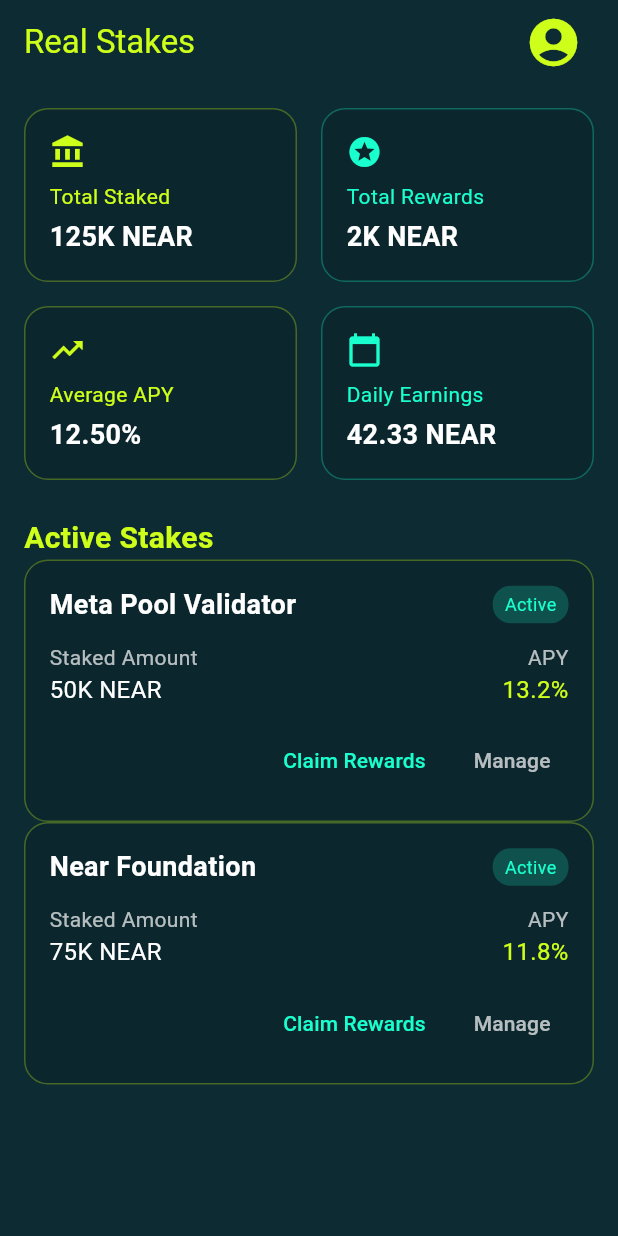
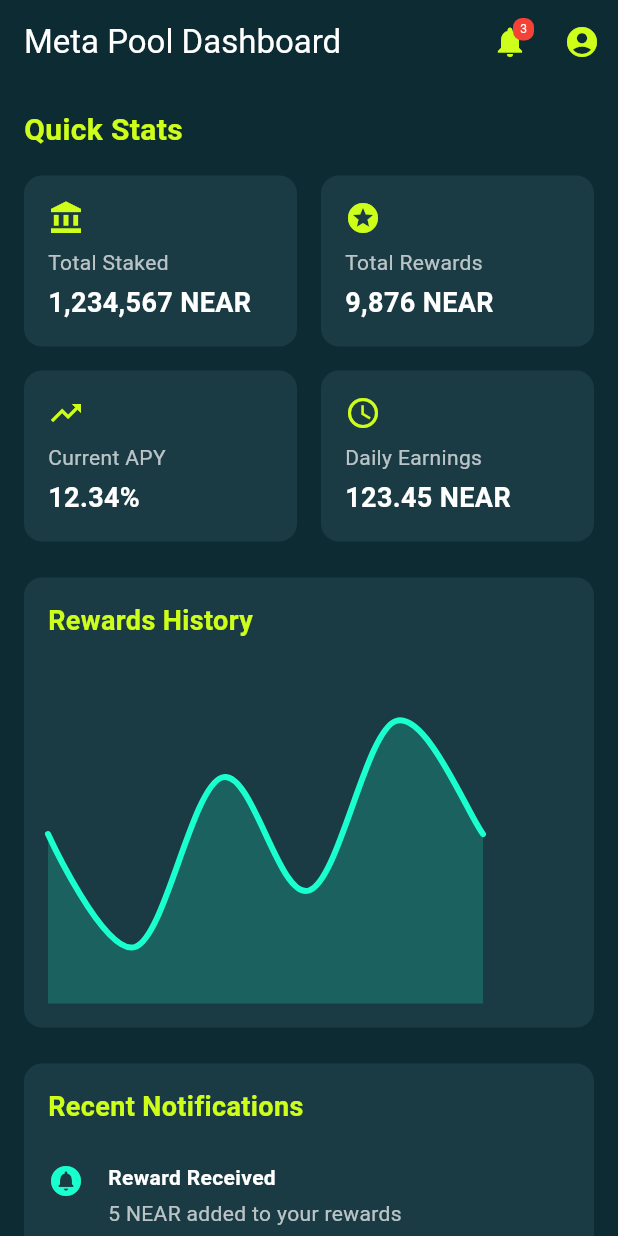
Before and after one commit to JittoJoseph/PreStake-Paper-Staking-App, a Flutter app: the screen it shows after launch, after a tap on "Continue as Guest", after a tap on "Connect Real Wallet", on a phone screen of 412 x 824 dp. Run offline on Flutter 3.47's test engine with Material 3 defaults, Android fonts, the phone set to English and light mode, and no system bars; drawn by our look-alikes of fl_chart; our stand-ins replace cloud_firestore, firebase_auth, firebase_core; accounts and stored records are empty; generated files the repository leaves out were written again.

Commit message:
new dashboard

```diff
--- a/lib/pages/dashboard.dart
+++ b/lib/pages/dashboard.dart
@@ -1,5 +1,5 @@
 import 'package:flutter/material.dart';
-import 'package:intl/intl.dart';
+import 'package:fl_chart/fl_chart.dart';
 import 'account.dart';
 
 class DashboardPage extends StatefulWidget {
@@ -12,88 +12,111 @@ class DashboardPage extends StatefulWidget {
 }
 
 class _DashboardPageState extends State<DashboardPage> {
-  List<Map<String, dynamic>> stakes = [
-    {
-      'validator': 'Meta Pool Validator',
-      'amount': 50000,
-      'apy': 13.2,
-      'status': 'Active',
-      'startDate': DateTime.now().subtract(const Duration(days: 30)),
-    },
-    {
-      'validator': 'Near Foundation',
-      'amount': 75000,
-      'apy': 11.8,
-      'status': 'Active',
-      'startDate': DateTime.now().subtract(const Duration(days: 60)),
-    },
-  ];
-
   @override
   Widget build(BuildContext context) {
-    const primaryColor = Color.fromRGBO(206, 255, 26, 1);
-    const backgroundColor = Color.fromRGBO(13, 43, 51, 1);
-    const accentColor = Color.fromRGBO(26, 255, 206, 1);
-
     return Scaffold(
       appBar: AppBar(
-        automaticallyImplyLeading: false,
-        backgroundColor: backgroundColor,
         title: Text(
-          widget.isRealStake ? 'Real Stakes' : 'Simulated Stakes',
-          style: const TextStyle(color: primaryColor),
+          widget.isRealStake ? 'Meta Pool Dashboard' : 'Simulated Meta Pool',
+          style: const TextStyle(color: Colors.white),
         ),
+        backgroundColor: const Color(0xFF0D2B33),
         actions: [
-          Padding(
-            padding: const EdgeInsets.only(right: 16.0),
-            child: IconButton(
-              icon: const Icon(Icons.account_circle,
-                  color: primaryColor, size: 38),
+          _buildNotificationIcon(),
+          _buildAccountIcon(),
+        ],
+      ),
+      body: RefreshIndicator(
+        onRefresh: _refreshData,
+        child: ListView(
+          padding: const EdgeInsets.all(16),
+          children: [
+            _buildQuickStats(),
+            const SizedBox(height: 24),
+            _buildRewardsGraph(),
+            const SizedBox(height: 24),
+            _buildNotificationFeed(),
+            const SizedBox(height: 24),
+            _buildMetaPoolInfo(),
+            const SizedBox(height: 24),
+            _buildQuickActions(),
+          ],
+        ),
+      ),
+    );
+  }
+
+  Widget _buildNotificationIcon() {
+    return Stack(
+      alignment: Alignment.center,
+      children: [
+        IconButton(
+          icon: const Icon(Icons.notifications, color: Color(0xFFCEFF1A)),
+          onPressed: () {
+            // TODO: Implement notification center
+          },
+        ),
+        Positioned(
+          top: 8,
+          right: 8,
+          child: Container(
+            padding: const EdgeInsets.all(2),
+            decoration: BoxDecoration(
+              color: Colors.red,
+              borderRadius: BorderRadius.circular(6),
+            ),
+            constraints: const BoxConstraints(
+              minWidth: 14,
+              minHeight: 14,
+            ),
+            child: const Text(
+              '3',
+              style: TextStyle(
+                color: Colors.white,
+                fontSize: 8,
+              ),
+              textAlign: TextAlign.center,
+            ),
+          ),
+        ),
+      ],
+    );
+  }
+
+  Widget _buildAccountIcon() {
+    return IconButton(
+      icon: const Icon(Icons.account_circle, color: Color(0xFFCEFF1A)),
       onPressed: () {
         Navigator.push(
           context,
           MaterialPageRoute(builder: (context) => const AccountPage()),
         );
       },
+    );
+  }
+
+  Widget _buildQuickStats() {
+    return Column(
+      crossAxisAlignment: CrossAxisAlignment.start,
+      children: [
+        const Text(
+          'Quick Stats',
+          style: TextStyle(
+            color: Color(0xFFCEFF1A),
+            fontSize: 20,
+            fontWeight: FontWeight.bold,
           ),
         ),
-        ],
-      ),
-      body: Container(
-        decoration: BoxDecoration(
-          gradient: LinearGradient(
-            begin: Alignment.topLeft,
-            end: Alignment.bottomRight,
-            colors: [backgroundColor, backgroundColor.withOpacity(0.8)],
-          ),
-        ),
-        child: RefreshIndicator(
-          color: primaryColor,
-          onRefresh: () async {
-            // Implement refresh logic
-          },
-          child: ListView(
-            padding: const EdgeInsets.all(16),
-            children: [
-              // Quick Stats Section
+        const SizedBox(height: 16),
         Row(
           children: [
             Expanded(
-                    child: _buildQuickStatCard(
-                      'Total Staked',
-                      '${NumberFormat.compact().format(stakes.fold(0.0, (sum, stake) => sum + (stake['amount'] as num).toDouble()))} NEAR',
-                      Icons.account_balance,
-                      primaryColor,
-                    ),
+              child: _buildStatCard(
+                  'Total Staked', '1,234,567 NEAR', Icons.account_balance),
             ),
             const SizedBox(width: 16),
             Expanded(
-                    child: _buildQuickStatCard(
-                      'Total Rewards',
-                      '${NumberFormat.compact().format(_calculateTotalRewards())} NEAR',
-                      Icons.stars,
-                      accentColor,
-                    ),
+              child: _buildStatCard('Total Rewards', '9,876 NEAR', Icons.stars),
             ),
           ],
         ),
@@ -101,75 +124,96 @@ class _DashboardPageState extends State<DashboardPage> {
         Row(
           children: [
             Expanded(
-                    child: _buildQuickStatCard(
-                      'Average APY',
-                      '${_calculateAverageAPY().toStringAsFixed(2)}%',
-                      Icons.trending_up,
-                      primaryColor,
-                    ),
+              child: _buildStatCard('Current APY', '12.34%', Icons.trending_up),
             ),
             const SizedBox(width: 16),
             Expanded(
-                    child: _buildQuickStatCard(
-                      'Daily Earnings',
-                      '${_calculateDailyEarnings().toStringAsFixed(2)} NEAR',
-                      Icons.calendar_today,
-                      accentColor,
-                    ),
+              child: _buildStatCard(
+                  'Daily Earnings', '123.45 NEAR', Icons.access_time),
             ),
           ],
         ),
-
-              // Stakes List Section
-              const SizedBox(height: 24),
-              _buildSectionTitle('Active Stakes', primaryColor),
-              ...stakes.map((stake) => _buildStakeCard(
-                    stake['validator'],
-                    '${NumberFormat.compact().format(stake['amount'])} NEAR',
-                    '${stake['apy']}%',
-                    stake['status'],
-                    primaryColor,
-                    accentColor,
-                  )),
       ],
-          ),
-        ),
-      ),
-      floatingActionButton: widget.isRealStake
-          ? null
-          : FloatingActionButton(
-              backgroundColor: primaryColor,
-              onPressed: _showAddStakeDialog,
-              child: const Icon(Icons.add, color: backgroundColor),
-            ),
     );
   }
 
-  Widget _buildQuickStatCard(
-      String title, String value, IconData icon, Color color) {
+  Widget _buildStatCard(String title, String value, IconData icon) {
     return Container(
       padding: const EdgeInsets.all(16),
       decoration: BoxDecoration(
-        color: Colors.black12,
-        borderRadius: BorderRadius.circular(16),
-        border: Border.all(color: color.withOpacity(0.3)),
+        color: const Color(0xFF1A3A44),
+        borderRadius: BorderRadius.circular(12),
       ),
       child: Column(
         crossAxisAlignment: CrossAxisAlignment.start,
         children: [
-          Icon(icon, color: color, size: 24),
+          Icon(icon, color: const Color(0xFFCEFF1A), size: 24),
           const SizedBox(height: 8),
           Text(
             title,
-            style: TextStyle(color: color, fontSize: 14),
+            style: const TextStyle(color: Colors.white70, fontSize: 14),
           ),
           const SizedBox(height: 4),
           Text(
             value,
             style: const TextStyle(
-              color: Colors.white,
+                color: Colors.white, fontSize: 18, fontWeight: FontWeight.bold),
+          ),
+        ],
+      ),
+    );
+  }
+
+  Widget _buildRewardsGraph() {
+    return Container(
+      height: 300,
+      padding: const EdgeInsets.all(16),
+      decoration: BoxDecoration(
+        color: const Color(0xFF1A3A44),
+        borderRadius: BorderRadius.circular(12),
+      ),
+      child: Column(
+        crossAxisAlignment: CrossAxisAlignment.start,
+        children: [
+          const Text(
+            'Rewards History',
+            style: TextStyle(
+                color: Color(0xFFCEFF1A),
                 fontSize: 18,
-              fontWeight: FontWeight.bold,
+                fontWeight: FontWeight.bold),
+          ),
+          const SizedBox(height: 16),
+          Expanded(
+            child: LineChart(
+              LineChartData(
+                gridData: const FlGridData(show: false),
+                titlesData: const FlTitlesData(show: false),
+                borderData: FlBorderData(show: false),
+                minX: 0,
+                maxX: 6,
+                minY: 0,
+                maxY: 6,
+                lineBarsData: [
+                  LineChartBarData(
+                    spots: [
+                      const FlSpot(0, 3),
+                      const FlSpot(1, 1),
+                      const FlSpot(2, 4),
+                      const FlSpot(3, 2),
+                      const FlSpot(4, 5),
+                      const FlSpot(5, 3),
+                    ],
+                    isCurved: true,
+                    color: const Color(0xFF1AFFCE),
+                    barWidth: 4,
+                    isStrokeCapRound: true,
+                    dotData: const FlDotData(show: false),
+                    belowBarData: BarAreaData(
+                        show: true,
+                        color: const Color(0xFF1AFFCE).withOpacity(0.2)),
+                  ),
+                ],
+              ),
             ),
           ),
         ],
@@ -177,219 +221,160 @@ class _DashboardPageState extends State<DashboardPage> {
     );
   }
 
-  Widget _buildSectionTitle(String title, Color color) {
-    return Text(
-      title,
+  Widget _buildNotificationFeed() {
+    return Container(
+      padding: const EdgeInsets.all(16),
+      decoration: BoxDecoration(
+        color: const Color(0xFF1A3A44),
+        borderRadius: BorderRadius.circular(12),
+      ),
+      child: Column(
+        crossAxisAlignment: CrossAxisAlignment.start,
+        children: [
+          const Text(
+            'Recent Notifications',
             style: TextStyle(
-        color: color,
-        fontSize: 20,
-        fontWeight: FontWeight.bold,
+                color: Color(0xFFCEFF1A),
+                fontSize: 18,
+                fontWeight: FontWeight.bold),
+          ),
+          const SizedBox(height: 16),
+          _buildNotificationItem(
+              'Reward Received', '5 NEAR added to your rewards', '2 hours ago'),
+          const Divider(color: Colors.white24),
+          _buildNotificationItem(
+              'APY Increase', 'Pool APY increased to 13.5%', '1 day ago'),
+          const Divider(color: Colors.white24),
+          _buildNotificationItem('Stake Successful',
+              '1000 NEAR successfully staked', '3 days ago'),
+        ],
       ),
     );
   }
 
-  Widget _buildStakeCard(String validator, String amount, String apy,
-      String status, Color primaryColor, Color accentColor) {
-    return Container(
-      padding: const EdgeInsets.all(16),
-      decoration: BoxDecoration(
-        color: Colors.black12,
-        borderRadius: BorderRadius.circular(16),
-        border: Border.all(color: primaryColor.withOpacity(0.3)),
-      ),
+  Widget _buildNotificationItem(String title, String description, String time) {
+    return Padding(
+      padding: const EdgeInsets.symmetric(vertical: 8),
+      child: Row(
+        crossAxisAlignment: CrossAxisAlignment.start,
+        children: [
+          const Icon(Icons.circle_notifications, color: Color(0xFF1AFFCE)),
+          const SizedBox(width: 16),
+          Expanded(
             child: Column(
               crossAxisAlignment: CrossAxisAlignment.start,
               children: [
-          Row(
-            mainAxisAlignment: MainAxisAlignment.spaceBetween,
-            children: [
-              Text(
-                validator,
+                Text(title,
                     style: const TextStyle(
-                  color: Colors.white,
-                  fontSize: 18,
-                  fontWeight: FontWeight.bold,
-                ),
-              ),
-              Container(
-                padding: const EdgeInsets.symmetric(horizontal: 8, vertical: 4),
-                decoration: BoxDecoration(
-                  color: accentColor.withOpacity(0.2),
-                  borderRadius: BorderRadius.circular(12),
-                ),
-                child: Text(
-                  status,
-                  style: TextStyle(
-                    color: accentColor,
-                    fontSize: 12,
-                  ),
-                ),
-              ),
+                        color: Colors.white, fontWeight: FontWeight.bold)),
+                const SizedBox(height: 4),
+                Text(description,
+                    style: const TextStyle(color: Colors.white70)),
+                const SizedBox(height: 4),
+                Text(time,
+                    style:
+                        const TextStyle(color: Colors.white54, fontSize: 12)),
               ],
             ),
-          const SizedBox(height: 12),
-          Row(
-            mainAxisAlignment: MainAxisAlignment.spaceBetween,
-            children: [
-              Column(
-                crossAxisAlignment: CrossAxisAlignment.start,
-                children: [
-                  const Text(
-                    'Staked Amount',
-                    style: TextStyle(color: Colors.white70, fontSize: 14),
-                  ),
-                  Text(
-                    amount,
-                    style: const TextStyle(color: Colors.white, fontSize: 16),
-                  ),
-                ],
-              ),
-              Column(
-                crossAxisAlignment: CrossAxisAlignment.end,
-                children: [
-                  const Text(
-                    'APY',
-                    style: TextStyle(color: Colors.white70, fontSize: 14),
-                  ),
-                  Text(
-                    apy,
-                    style: TextStyle(color: primaryColor, fontSize: 16),
-                  ),
-                ],
-              ),
-            ],
-          ),
-          const SizedBox(height: 12),
-          Row(
-            mainAxisAlignment: MainAxisAlignment.end,
-            children: [
-              TextButton(
-                onPressed: () {
-                  // Implement claim rewards action
-                },
-                child: Text(
-                  'Claim Rewards',
-                  style: TextStyle(color: accentColor),
-                ),
-              ),
-              const SizedBox(width: 8),
-              TextButton(
-                onPressed: () {
-                  // Implement manage stake action
-                },
-                child: const Text(
-                  'Manage',
-                  style: TextStyle(color: Colors.white70),
-                ),
-              ),
-            ],
           ),
         ],
       ),
     );
   }
 
-  double _calculateTotalRewards() {
-    return stakes.fold(0.0, (sum, stake) {
-      final daysStaked =
-          DateTime.now().difference(stake['startDate'] as DateTime).inDays;
-      return sum +
-          ((stake['amount'] as num).toDouble() *
-              (stake['apy'] as num).toDouble() /
-              100 /
-              365 *
-              daysStaked);
-    });
+  Widget _buildMetaPoolInfo() {
+    return Container(
+      padding: const EdgeInsets.all(16),
+      decoration: BoxDecoration(
+        color: const Color(0xFF1A3A44),
+        borderRadius: BorderRadius.circular(12),
+      ),
+      child: Column(
+        crossAxisAlignment: CrossAxisAlignment.start,
+        children: [
+          const Text(
+            'Meta Pool Info',
+            style: TextStyle(
+                color: Color(0xFFCEFF1A),
+                fontSize: 18,
+                fontWeight: FontWeight.bold),
+          ),
+          const SizedBox(height: 16),
+          _buildMetaPoolInfoItem('Total Value Locked', '98,765,432 NEAR'),
+          _buildMetaPoolInfoItem('Your stNEAR Balance', '12,345 stNEAR'),
+          _buildMetaPoolInfoItem(
+              'Current Exchange Rate', '1 stNEAR = 1.0563 NEAR'),
+          _buildMetaPoolInfoItem('Your META Token Balance', '5,678 META'),
+        ],
+      ),
+    );
   }
 
-  double _calculateAverageAPY() {
-    if (stakes.isEmpty) return 0;
-    return stakes.fold(
-            0.0, (sum, stake) => sum + (stake['apy'] as num).toDouble()) /
-        stakes.length;
+  Widget _buildMetaPoolInfoItem(String label, String value) {
+    return Padding(
+      padding: const EdgeInsets.symmetric(vertical: 8),
+      child: Row(
+        mainAxisAlignment: MainAxisAlignment.spaceBetween,
+        children: [
+          Text(label, style: const TextStyle(color: Colors.white70)),
+          Text(value,
+              style: const TextStyle(
+                  color: Colors.white, fontWeight: FontWeight.bold)),
+        ],
+      ),
+    );
   }
 
-  double _calculateDailyEarnings() {
-    return stakes.fold(
-        0.0,
-        (sum, stake) =>
-            sum +
-            ((stake['amount'] as num).toDouble() *
-                (stake['apy'] as num).toDouble() /
-                100 /
-                365));
-  }
-
-  void _showAddStakeDialog() {
-    showDialog(
-      context: context,
-      builder: (BuildContext context) {
-        String validator = '';
-        double amount = 0;
-        double apy = 0;
-        DateTime startDate = DateTime.now();
-
-        return AlertDialog(
-          title: const Text('Add New Stake'),
-          content: Column(
-            mainAxisSize: MainAxisSize.min,
+  Widget _buildQuickActions() {
+    return Column(
+      crossAxisAlignment: CrossAxisAlignment.start,
       children: [
-              TextField(
-                decoration: const InputDecoration(labelText: 'Validator'),
-                onChanged: (value) => validator = value,
+        const Text(
+          'Quick Actions',
+          style: TextStyle(
+              color: Color(0xFFCEFF1A),
+              fontSize: 18,
+              fontWeight: FontWeight.bold),
         ),
-              TextField(
-                decoration: const InputDecoration(labelText: 'Amount (NEAR)'),
-                keyboardType: TextInputType.number,
-                onChanged: (value) => amount = double.tryParse(value) ?? 0,
-              ),
-              TextField(
-                decoration: const InputDecoration(labelText: 'APY (%)'),
-                keyboardType: TextInputType.number,
-                onChanged: (value) => apy = double.tryParse(value) ?? 0,
-              ),
-              TextButton(
-                child: Text(
-                    'Start Date: ${DateFormat('yyyy-MM-dd').format(startDate)}'),
-                onPressed: () async {
-                  final DateTime? picked = await showDatePicker(
-                    context: context,
-                    initialDate: startDate,
-                    firstDate: DateTime(2020),
-                    lastDate: DateTime.now(),
-                  );
-                  if (picked != null && picked != startDate) {
-                    setState(() {
-                      startDate = picked;
-                    });
-                  }
-                },
-              ),
+        const SizedBox(height: 16),
+        Row(
+          children: [
+            Expanded(child: _buildActionButton('Stake', Icons.add)),
+            const SizedBox(width: 16),
+            Expanded(child: _buildActionButton('Unstake', Icons.remove)),
           ],
         ),
-          actions: [
-            TextButton(
-              child: const Text('Cancel'),
-              onPressed: () => Navigator.of(context).pop(),
-            ),
-            TextButton(
-              child: const Text('Add'),
-              onPressed: () {
-                setState(() {
-                  stakes.add({
-                    'validator': validator,
-                    'amount': amount,
-                    'apy': apy,
-                    'status': 'Active',
-                    'startDate': startDate,
-                  });
-                });
-                Navigator.of(context).pop();
-              },
+        const SizedBox(height: 16),
+        Row(
+          children: [
+            Expanded(child: _buildActionButton('Claim Rewards', Icons.redeem)),
+            const SizedBox(width: 16),
+            Expanded(
+                child: _buildActionButton('Buy META', Icons.shopping_cart)),
+          ],
         ),
       ],
     );
+  }
+
+  Widget _buildActionButton(String label, IconData icon) {
+    return ElevatedButton.icon(
+      icon: Icon(icon),
+      label: Text(label),
+      style: ElevatedButton.styleFrom(
+        foregroundColor: const Color(0xFF0D2B33),
+        backgroundColor: const Color(0xFFCEFF1A),
+        padding: const EdgeInsets.symmetric(vertical: 16),
+        shape: RoundedRectangleBorder(borderRadius: BorderRadius.circular(12)),
+      ),
+      onPressed: () {
+        // TODO: Implement action logic
       },
     );
   }
+
+  Future<void> _refreshData() async {
+    // TODO: Implement refresh logic
+    await Future.delayed(const Duration(seconds: 1)); // Simulated delay
   }
+}
--- a/pubspec.yaml
+++ b/pubspec.yaml
@@ -39,6 +39,7 @@ dependencies:
   firebase_core: ^3.6.0
   firebase_auth: ^5.3.1
   cloud_firestore: ^5.4.4
+  fl_chart: ^0.69.0
 
 dev_dependencies:
   flutter_test:
```
Also changed, not shown: pubspec.lock. Lines whose indentation alone changed are shown as unchanged.
